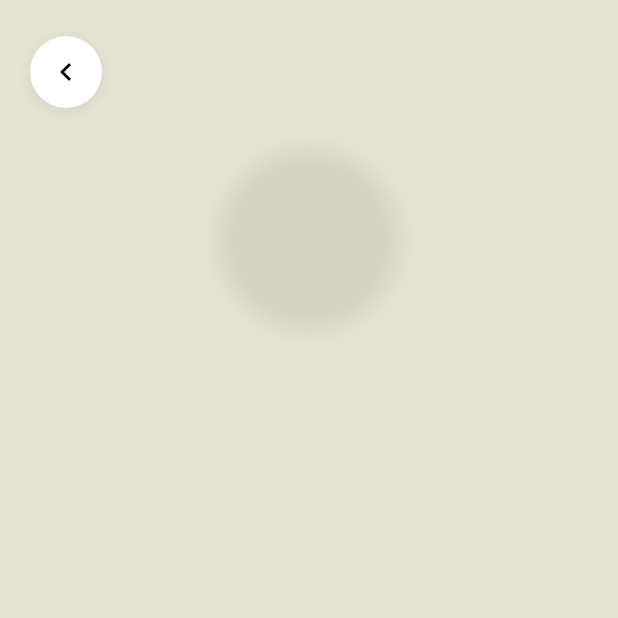
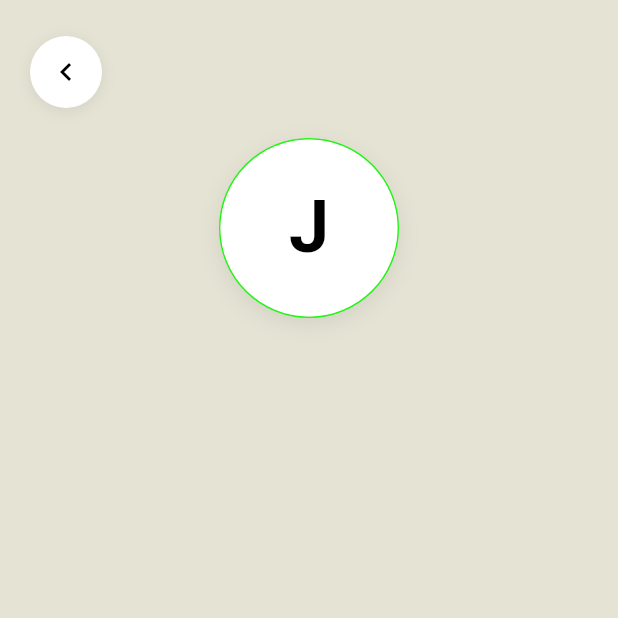
Before and after one commit to Alvin11David/UGANDA-EXPLORE, a Flutter app: the screen it shows after launch, on a phone screen of 412 x 824 dp, the top half of it. Run offline on Flutter 3.47's test engine with Material 3 defaults, Android fonts, the light colour scheme and no system bars; our stand-ins replace cloud_firestore, firebase_auth, firebase_core, flutter_svg, google_sign_in; accounts and stored records are empty; Roboto replaces fonts that are missing (Poppins).

Commit message:
added a feature feat to show first letter of user's email in profile avatar if no image is provided

```diff
--- a/uganda_explore/lib/screens/profile/profile_screen.dart
+++ b/uganda_explore/lib/screens/profile/profile_screen.dart
@@ -45,7 +45,7 @@ class ProfileScreen extends StatelessWidget {
                     ),
                   ],
                 ),
-                const SizedBox(height: 24),
+                const SizedBox(height: 20),
                 Center(
                   child: Column(
                     children: [
@@ -61,7 +61,23 @@ class ProfileScreen extends StatelessWidget {
                               offset: const Offset(0, 4),
                             ),
                           ],
-
+                          border: Border.all(
+                            color: Color(0xFF1FF813),
+                            width: 1,
+                          ),
+                        ),
+                        child: CircleAvatar(
+                          radius: 60,
+                          backgroundColor:  Colors.white,
+                          child: Text(
+                            "j".toUpperCase(),
+                            style: const TextStyle(
+                              fontSize: 48,
+                              fontWeight: FontWeight.bold,
+                              color: Colors.black,
+                              fontFamily: 'Poppins',
+                            ),
+                          ),
                         ),
                       ),
                     ],
```
